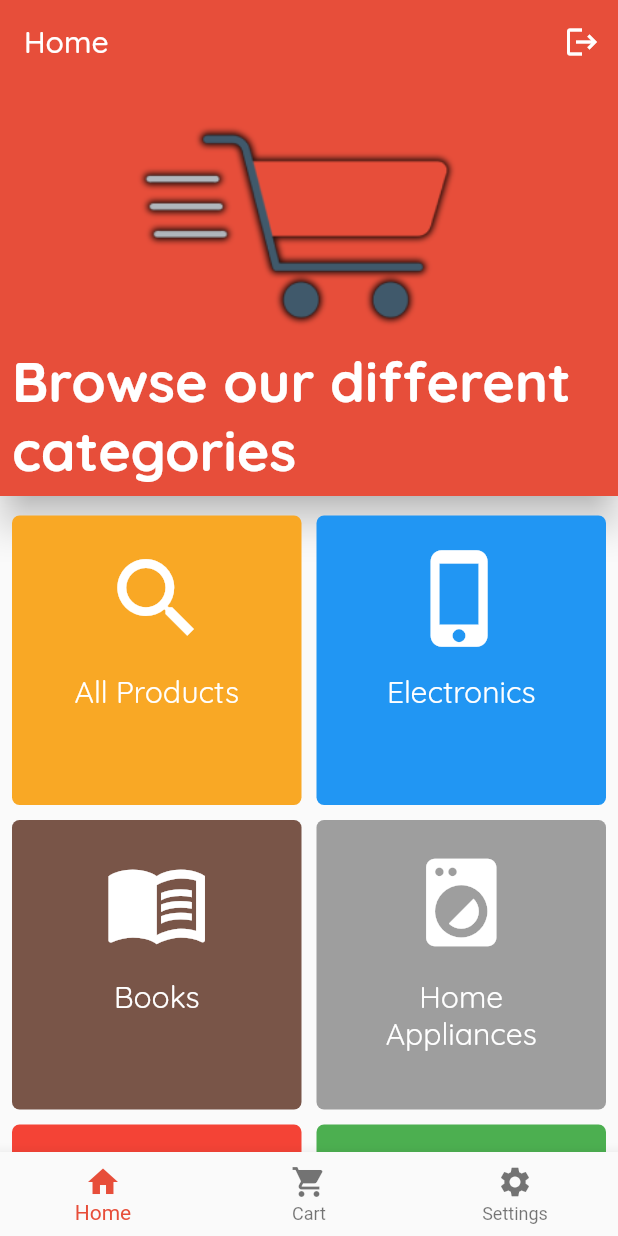
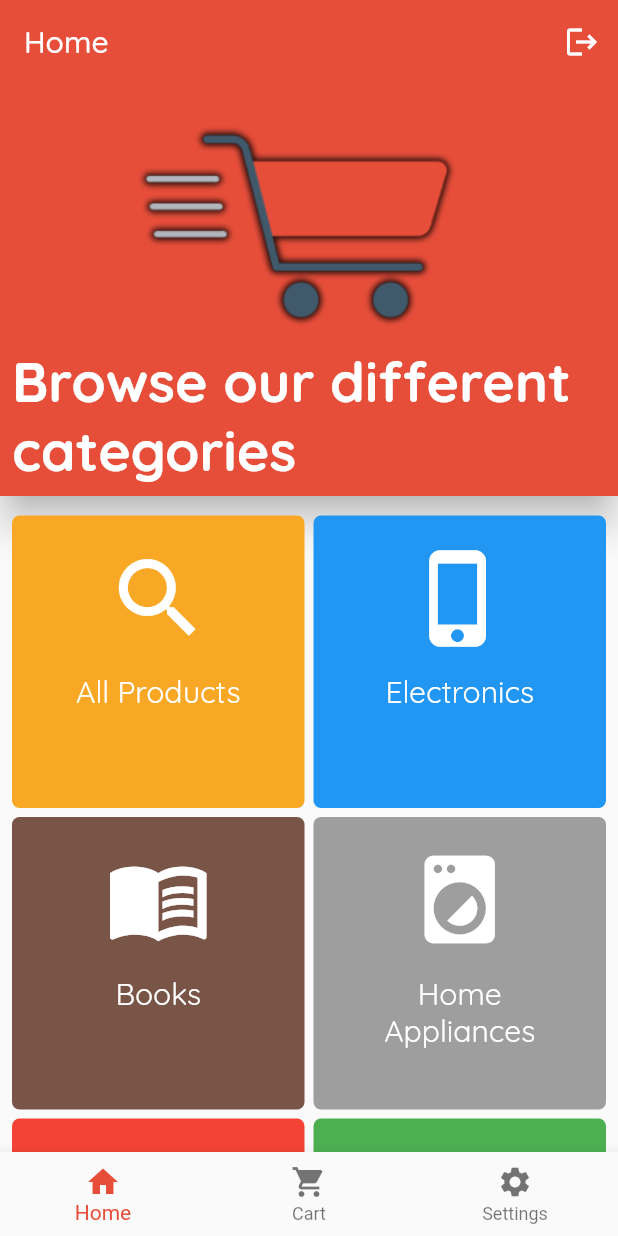
Before and after one commit to gh49/G-Shop, a Flutter app: the ShoppingLayout screen opened directly, on a phone screen of 412 x 824 dp. Run offline on Flutter 3.47's test engine with Material 2 defaults, Android fonts, the phone set to English and light mode, and no system bars; our stand-ins replace bloc, cloud_firestore, firebase_auth, firebase_core, flutter_bloc, flutter_rating_bar and 1 more; accounts and stored records are empty; network calls fail.

```diff
--- a/lib/main.dart
+++ b/lib/main.dart
@@ -33,7 +33,7 @@ class MyApp extends StatelessWidget {
     return MaterialApp(
       title: 'E-commerce app',
       debugShowCheckedModeBanner: false,
-      home: ProductsViewScreen(categoryType: CategoryType.allProducts),
+      home: SplashScreen(),
     );
   }
 }
--- a/lib/modules/home/home_screen.dart
+++ b/lib/modules/home/home_screen.dart
@@ -53,20 +53,65 @@ class HomeScreen extends StatelessWidget {
             ),
             Padding(
               padding: const EdgeInsets.all(8.0),
-              child: GridView.builder(
+              child: GridView.count(
                 key: pageStorageKey,
                 scrollDirection: Axis.vertical,
                 shrinkWrap: true,
                 physics: NeverScrollableScrollPhysics(),
-                gridDelegate: const SliverGridDelegateWithMaxCrossAxisExtent(
-                  maxCrossAxisExtent: 200,
-                  childAspectRatio: 1,
-                  crossAxisSpacing: 10,
-                  mainAxisSpacing: 10),
-                itemCount: categoryItems.length,
-                itemBuilder: (BuildContext context, index) {
-                  return categoryItems[index];
-                }),
+                crossAxisCount: 2,
+                mainAxisSpacing: 6.0,
+                crossAxisSpacing: 6.0,
+                children: [
+                  CategoryItem(
+                    onPressed: () {
+                      categoryItemOnPressed(CategoryType.allProducts, context);
+                    },
+                    iconData: Icons.search,
+                    text: "All Products",
+                    color: Colors.yellow.shade800,
+                  ),
+                  CategoryItem(
+                    onPressed: () {
+                      categoryItemOnPressed(CategoryType.electronics, context);
+                    },
+                    iconData: Icons.phone_iphone,
+                    text: "Electronics",
+                    color: Colors.blue,
+                  ),
+                  CategoryItem(
+                    onPressed: () {
+                      categoryItemOnPressed(CategoryType.books, context);
+                    },
+                    iconData: Icons.menu_book,
+                    text: "Books",
+                    color: Colors.brown,
+                  ),
+                  CategoryItem(
+                    onPressed: () {
+                      categoryItemOnPressed(CategoryType.homeAppliances, context);
+                    },
+                    iconData: Icons.local_laundry_service,
+                    text: "Home Appliances",
+                    color: Colors.grey,
+                  ),
+                  CategoryItem(
+                    onPressed: () {
+                      categoryItemOnPressed(CategoryType.healthAndPersonalCare, context);
+                    },
+                    iconData: Icons.health_and_safety,
+                    text: "Health & Personal Care",
+                    color: Colors.red,
+                  ),
+                  CategoryItem(
+                    onPressed: () {
+                      categoryItemOnPressed(CategoryType.sportEquipment, context);
+                    },
+                    iconData: Icons.sports_football,
+                    text: "Sport Equipment",
+                    color: Colors.green,
+                  ),
+                ],
+              ),
             ),
           ],
         ),
--- a/lib/shared/components.dart
+++ b/lib/shared/components.dart
@@ -1,3 +1,4 @@
+import 'package:ecommerce_app/modules/products/products_view_screen.dart';
 import 'package:ecommerce_app/shared/constants.dart';
 import 'package:flutter/material.dart';
 import 'package:flutter_rating_bar/flutter_rating_bar.dart';
@@ -316,6 +317,6 @@ Widget ProductItem({
   );
 }
 
-void categoryItemOnPressed(CategoryType category) {
-
+void categoryItemOnPressed(CategoryType categoryType, BuildContext context) {
+  navigateTo(context, ProductsViewScreen(categoryType: categoryType));
 }
--- a/lib/shared/constants.dart
+++ b/lib/shared/constants.dart
@@ -11,54 +11,3 @@ enum CategoryType {
   healthAndPersonalCare,
   sportEquipment,
 }
-
-List<Widget> categoryItems = [
-  CategoryItem(
-    onPressed: () {
-      categoryItemOnPressed(CategoryType.allProducts);
-    },
-    iconData: Icons.search,
-    text: "All Products",
-    color: Colors.yellow.shade800,
-  ),
-  CategoryItem(
-    onPressed: () {
-      categoryItemOnPressed(CategoryType.electronics);
-    },
-    iconData: Icons.phone_iphone,
-    text: "Electronics",
-    color: Colors.blue,
-  ),
-  CategoryItem(
-    onPressed: () {
-      categoryItemOnPressed(CategoryType.books);
-    },
-    iconData: Icons.menu_book,
-    text: "Books",
-    color: Colors.brown,
-  ),
-  CategoryItem(
-    onPressed: () {
-      categoryItemOnPressed(CategoryType.homeAppliances);
-    },
-    iconData: Icons.local_laundry_service,
-    text: "Home Appliances",
-    color: Colors.grey,
-  ),
-  CategoryItem(
-    onPressed: () {
-      categoryItemOnPressed(CategoryType.healthAndPersonalCare);
-    },
-    iconData: Icons.health_and_safety,
-    text: "Health & Personal Care",
-    color: Colors.red,
-  ),
-  CategoryItem(
-    onPressed: () {
-      categoryItemOnPressed(CategoryType.sportEquipment);
-    },
-    iconData: Icons.sports_football,
-    text: "Sport Equipment",
-    color: Colors.green,
-  ),
-];
```
